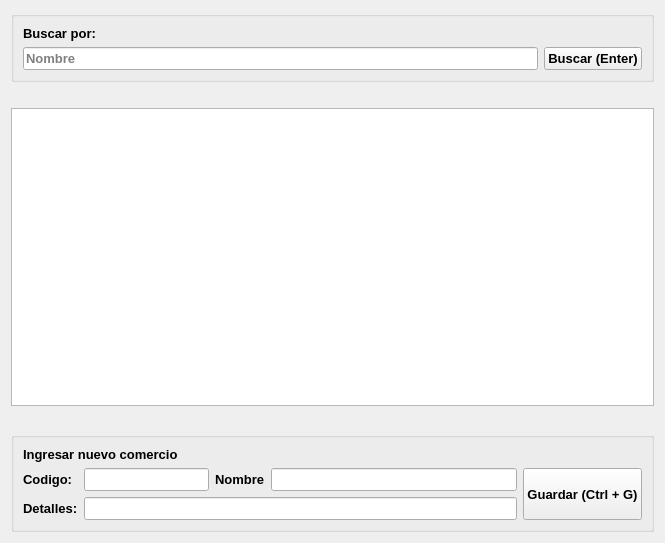
Before: the Qt Designer form gui/listas/listaProveedores.ui in shae-ra/sindicato, drawn with Qt 5.
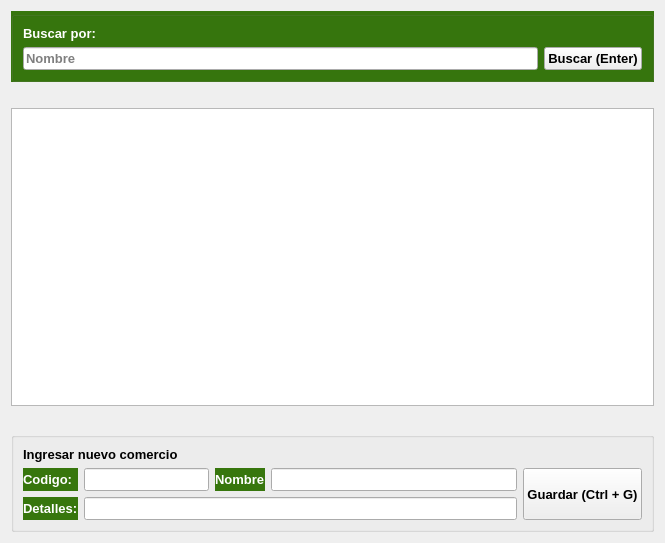
After: the same form once the commit is applied. Icons and pictures are not drawn.

```diff
--- a/gui/listas/listaProveedores.ui
+++ b/gui/listas/listaProveedores.ui
@@ -27,7 +27,10 @@
         </font>
        </property>
        <property name="styleSheet">
-        <string notr="true"/>
+        <string notr="true">#groupBox_2{
+background-color:#37760D;
+color: #FFFFFF;
+}</string>
        </property>
        <property name="title">
         <string/>
@@ -108,7 +111,9 @@
            </font>
           </property>
           <property name="styleSheet">
-           <string notr="true"/>
+           <string notr="true">#label_2{
+color: #FFFFFF;
+}</string>
           </property>
           <property name="text">
            <string>Buscar por:</string>
@@ -210,6 +215,12 @@
               <bold>true</bold>
              </font>
             </property>
+            <property name="styleSheet">
+             <string notr="true">#label_5{
+background-color:#37760D;
+color: #FFFFFF;
+}</string>
+            </property>
             <property name="text">
              <string>Detalles:</string>
             </property>
@@ -292,6 +303,12 @@
               <bold>true</bold>
              </font>
             </property>
+            <property name="styleSheet">
+             <string notr="true">#label_4{
+background-color:#37760D;
+color: #FFFFFF;
+}</string>
+            </property>
             <property name="text">
              <string>Nombre</string>
             </property>
@@ -307,6 +324,12 @@
               <bold>true</bold>
              </font>
             </property>
+            <property name="styleSheet">
+             <string notr="true">#label_3{
+background-color:#37760D;
+color: #FFFFFF;
+}</string>
+            </property>
             <property name="text">
              <string>Codigo:</string>
             </property>
```
